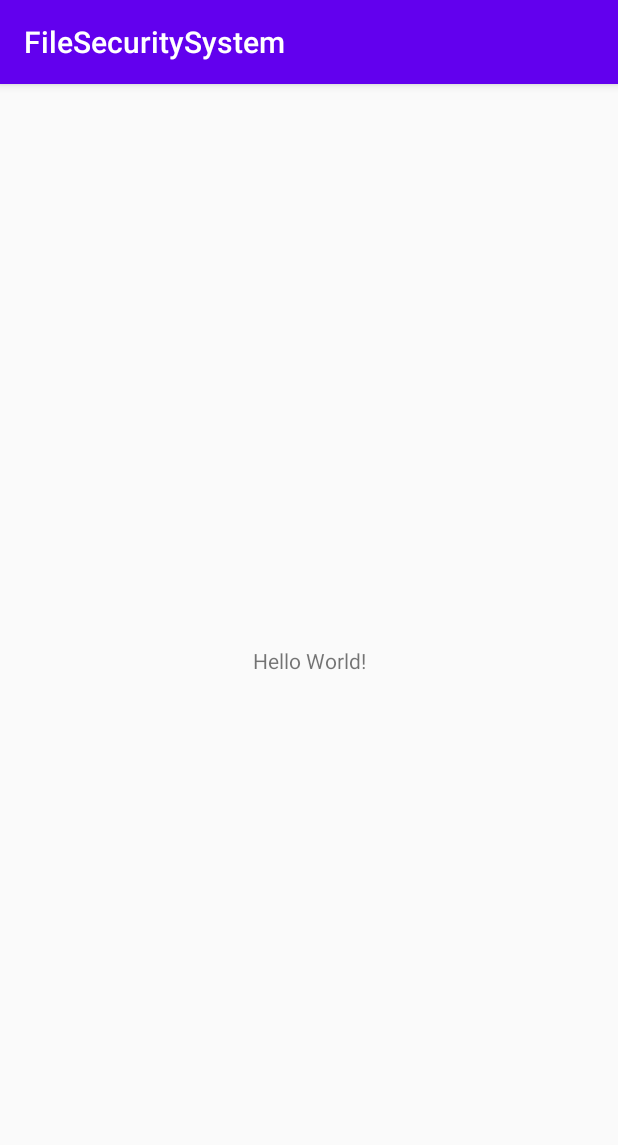
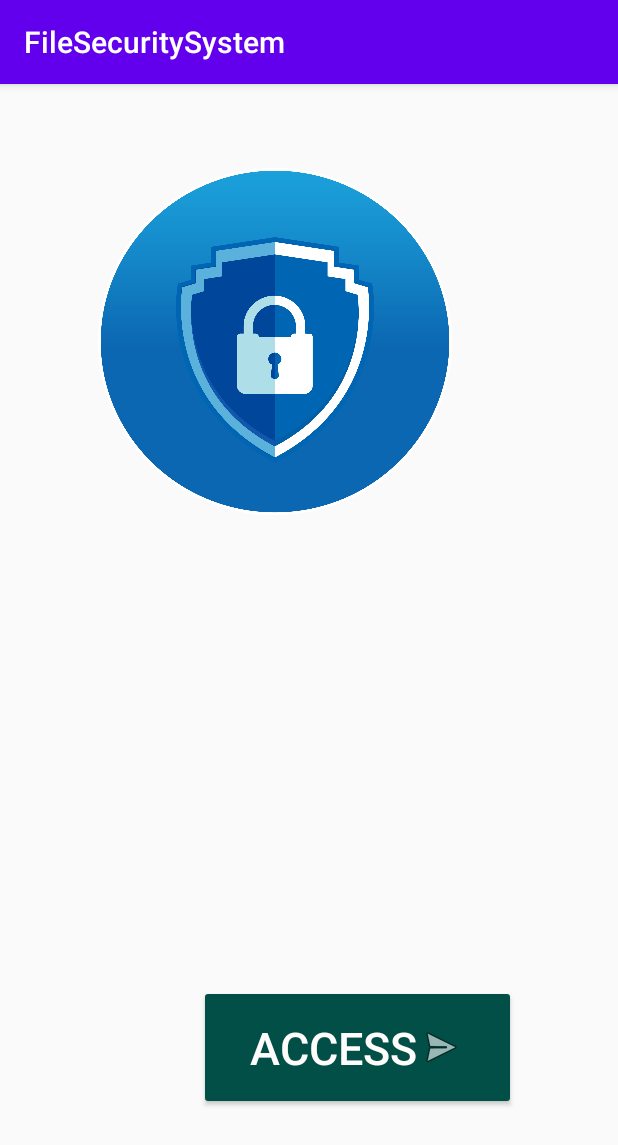
Before and after one commit to janaka-shamal/FileSecuritySystem2020, an Android app: the screen it shows after launch (MainActivity), on a phone screen of 412 x 824 dp. Shown: the top 1145 px of the screen. Run offline under Robolectric (Android 15) with nearby library versions, the phone set to English and light mode, and no system bars.

Commit message:
Access UI Implementation

```diff
--- a/app/build.gradle
+++ b/app/build.gradle
@@ -31,4 +31,5 @@ dependencies {
     testImplementation 'junit:junit:4.12'
     androidTestImplementation 'androidx.test.ext:junit:1.1.1'
     androidTestImplementation 'androidx.test.espresso:espresso-core:3.2.0'
+    implementation 'androidx.gridlayout:gridlayout:1.0.0'
 }
--- a/app/src/main/java/com/example/filesecuritysystem/MainActivity.java
+++ b/app/src/main/java/com/example/filesecuritysystem/MainActivity.java
@@ -1,8 +1,12 @@
 package com.example.filesecuritysystem;
 
 import androidx.appcompat.app.AppCompatActivity;
-
+import android.content.res.Resources;
+import android.util.TypedValue;
 import android.os.Bundle;
+import  android.widget.Button;
+import android.view.View;
+import android.widget.LinearLayout;
 
 public class MainActivity extends AppCompatActivity {
 
@@ -10,5 +14,9 @@ public class MainActivity extends AppCompatActivity {
     protected void onCreate(Bundle savedInstanceState) {
         super.onCreate(savedInstanceState);
         setContentView(R.layout.activity_main);
+
+        Resources r=getResources();
+        LinearLayout securityIcon = (LinearLayout) findViewById(R.id.securityIcon);
+        int px = (int)TypedValue.applyDimension(TypedValue.COMPLEX_UNIT_DIP,200,r.getDisplayMetrics());
     }
 }
--- /dev/null
+++ b/app/src/main/res/drawable/buttonshape.xml
@@ -0,0 +1,9 @@
+<?xml version="1.0" encoding="utf-8"?>
+<shape xmlns:android="http://schemas.android.com/apk/res/android" android:shape="rectangle" >
+    <corners
+        android:radius="2dp"
+        />
+    <solid
+        android:color="#024F47"
+        />
+</shape>
--- a/app/src/main/res/layout/activity_main.xml
+++ b/app/src/main/res/layout/activity_main.xml
@@ -6,13 +6,43 @@
     android:layout_height="match_parent"
     tools:context=".MainActivity">
 
-    <TextView
-        android:layout_width="wrap_content"
-        android:layout_height="wrap_content"
-        android:text="Hello World!"
+    <RelativeLayout
+        android:layout_width="match_parent"
+        android:layout_height="match_parent"
         app:layout_constraintBottom_toBottomOf="parent"
-        app:layout_constraintLeft_toLeftOf="parent"
-        app:layout_constraintRight_toRightOf="parent"
-        app:layout_constraintTop_toTopOf="parent" />
 
+        tools:layout_editor_absoluteX="-163dp">
+
+        <Button
+            android:id="@+id/accessButton"
+
+            android:layout_width="wrap_content"
+            android:layout_height="wrap_content"
+            android:layout_alignParentEnd="true"
+            android:layout_alignParentBottom="true"
+            android:layout_centerHorizontal="true"
+            android:layout_marginEnd="72dp"
+            android:layout_marginBottom="90dp"
+            android:background="@drawable/buttonshape"
+            android:drawableEnd="@android:drawable/ic_menu_send"
+            android:paddingLeft="30dp"
+            android:paddingTop="15dp"
+            android:paddingRight="30dp"
+            android:paddingBottom="15dp"
+            android:text="@string/access"
+            android:textColor="#FFFCFC"
+            android:textSize="30sp" />
+
+        <LinearLayout
+            android:id="@+id/securityIcon"
+            android:layout_width="236dp"
+            android:layout_height="231dp"
+            android:layout_alignParentStart="true"
+            android:layout_alignParentTop="true"
+            android:layout_centerHorizontal="true"
+            android:layout_marginStart="65dp"
+            android:layout_marginTop="56dp"
+            android:background="@drawable/security"
+            android:orientation="vertical"></LinearLayout>
+    </RelativeLayout>
 </androidx.constraintlayout.widget.ConstraintLayout>
--- a/app/src/main/res/values/strings.xml
+++ b/app/src/main/res/values/strings.xml
@@ -1,3 +1,4 @@
 <resources>
     <string name="app_name">FileSecuritySystem</string>
+    <string name="access">Access</string>
 </resources>
```
Also changed, not shown: app/src/main/res/drawable/security.png (added).
